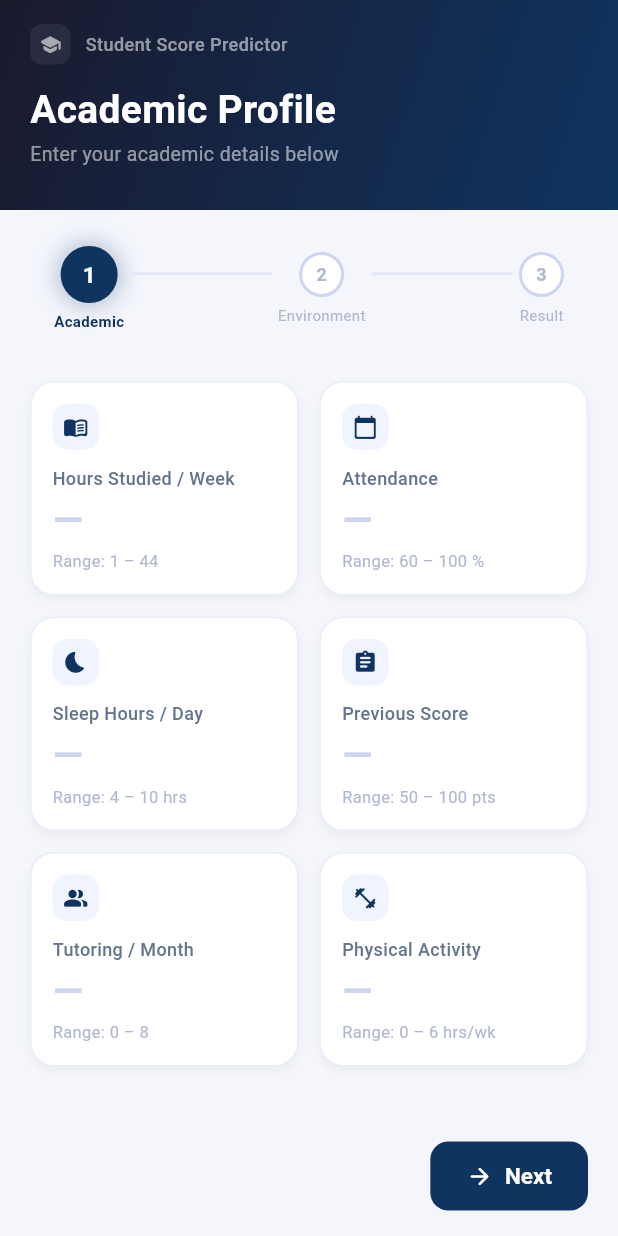
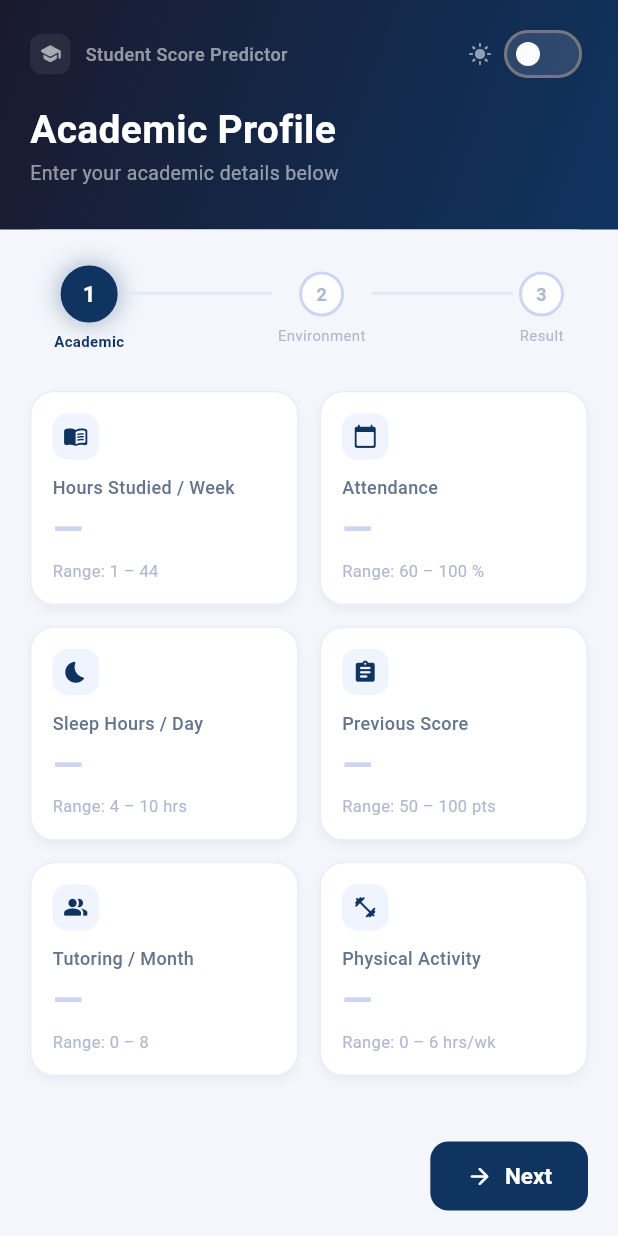
Before and after one commit to Ebi-Tech/Mobile_Reg_App_Analysis, a Flutter app: the screen it shows after launch, on a phone screen of 412 x 824 dp. Run offline on Flutter 3.47's test engine with Material 3 defaults, Android fonts, the phone set to English and light mode, and no system bars; our stand-ins replace shared_preferences.

Commit message:
Enhance dark mode support across the Flutter app: update UI components, add dark mode toggle, and improve color schemes for better visibility.

```diff
--- a/linear_regression_model/summative/FlutterApp/lib/main.dart
+++ b/linear_regression_model/summative/FlutterApp/lib/main.dart
@@ -1,12 +1,36 @@
 import 'package:flutter/material.dart';
+import 'package:shared_preferences/shared_preferences.dart';
 import 'screens/prediction_screen.dart';
 
-void main() {
-  runApp(const StudentPredictorApp());
+void main() async {
+  WidgetsFlutterBinding.ensureInitialized();
+  final prefs = await SharedPreferences.getInstance();
+  final isDark = prefs.getBool('dark_mode') ?? false;
+  runApp(StudentPredictorApp(initialDarkMode: isDark));
 }
 
-class StudentPredictorApp extends StatelessWidget {
-  const StudentPredictorApp({super.key});
+class StudentPredictorApp extends StatefulWidget {
+  final bool initialDarkMode;
+  const StudentPredictorApp({super.key, required this.initialDarkMode});
+
+  @override
+  State<StudentPredictorApp> createState() => _StudentPredictorAppState();
+}
+
+class _StudentPredictorAppState extends State<StudentPredictorApp> {
+  late bool _isDarkMode;
+
+  @override
+  void initState() {
+    super.initState();
+    _isDarkMode = widget.initialDarkMode;
+  }
+
+  Future<void> _toggleDarkMode(bool value) async {
+    final prefs = await SharedPreferences.getInstance();
+    await prefs.setBool('dark_mode', value);
+    setState(() => _isDarkMode = value);
+  }
 
   @override
   Widget build(BuildContext context) {
@@ -28,7 +52,26 @@ class StudentPredictorApp extends StatelessWidget {
           color: Colors.white,
         ),
       ),
-      home: const PredictionScreen(),
+      darkTheme: ThemeData(
+        colorScheme: ColorScheme.fromSeed(
+          seedColor: const Color(0xFF0F3460),
+          brightness: Brightness.dark,
+        ),
+        useMaterial3: true,
+        scaffoldBackgroundColor: const Color(0xFF121212),
+        cardTheme: CardThemeData(
+          elevation: 2,
+          shape: RoundedRectangleBorder(
+            borderRadius: BorderRadius.circular(16),
+          ),
+          color: const Color(0xFF1E1E2E),
+        ),
+      ),
+      themeMode: _isDarkMode ? ThemeMode.dark : ThemeMode.light,
+      home: PredictionScreen(
+        isDarkMode: _isDarkMode,
+        onToggleDarkMode: _toggleDarkMode,
+      ),
     );
   }
 }
--- a/linear_regression_model/summative/FlutterApp/lib/screens/prediction_screen.dart
+++ b/linear_regression_model/summative/FlutterApp/lib/screens/prediction_screen.dart
@@ -6,7 +6,14 @@ import '../widgets/chip_selector.dart';
 import '../widgets/result_card.dart';
 
 class PredictionScreen extends StatefulWidget {
-  const PredictionScreen({super.key});
+  final bool isDarkMode;
+  final void Function(bool) onToggleDarkMode;
+
+  const PredictionScreen({
+    super.key,
+    required this.isDarkMode,
+    required this.onToggleDarkMode,
+  });
 
   @override
   State<PredictionScreen> createState() => _PredictionScreenState();
@@ -241,15 +248,18 @@ class _PredictionScreenState extends State<PredictionScreen> {
 
   Widget _buildStep2() {
     if (_isLoading) {
-      return const Center(
+      final mutedColor = Theme.of(context).brightness == Brightness.dark
+          ? const Color(0xFF94A3B8)
+          : const Color(0xFF64748B);
+      return Center(
         child: Column(
           mainAxisSize: MainAxisSize.min,
           children: [
-            CircularProgressIndicator(color: _kNavy, strokeWidth: 3),
-            SizedBox(height: 20),
+            const CircularProgressIndicator(color: _kNavy, strokeWidth: 3),
+            const SizedBox(height: 20),
             Text(
               'Analysing student profile…',
-              style: TextStyle(color: Color(0xFF64748B), fontSize: 14),
+              style: TextStyle(color: mutedColor, fontSize: 14),
             ),
           ],
         ),
@@ -305,14 +315,16 @@ class _PredictionScreenState extends State<PredictionScreen> {
             currentStep: _currentStep,
             titles: _stepTitles,
             subtitles: _stepSubs,
+            isDarkMode: widget.isDarkMode,
+            onToggleDarkMode: widget.onToggleDarkMode,
           ),
 
-          // ── White content area (rounded top) ─────────────────────────────
+          // ── Content area (rounded top) ────────────────────────────────────
           Expanded(
             child: Container(
-              decoration: const BoxDecoration(
-                color: Color(0xFFF4F6FC),
-                borderRadius: BorderRadius.only(
+              decoration: BoxDecoration(
+                color: Theme.of(context).scaffoldBackgroundColor,
+                borderRadius: const BorderRadius.only(
                   topLeft:  Radius.circular(28),
                   topRight: Radius.circular(28),
                 ),
@@ -383,11 +395,15 @@ class _AppHeader extends StatelessWidget {
   final int currentStep;
   final List<String> titles;
   final List<String> subtitles;
+  final bool isDarkMode;
+  final void Function(bool) onToggleDarkMode;
 
   const _AppHeader({
     required this.currentStep,
     required this.titles,
     required this.subtitles,
+    required this.isDarkMode,
+    required this.onToggleDarkMode,
   });
 
   @override
@@ -434,6 +450,22 @@ class _AppHeader extends StatelessWidget {
                   fontWeight: FontWeight.w500,
                   letterSpacing: 0.3,
                 ),
+              ),
+              const Spacer(),
+              Icon(
+                isDarkMode ? Icons.dark_mode_rounded : Icons.light_mode_rounded,
+                color: Colors.white54,
+                size: 16,
+              ),
+              const SizedBox(width: 4),
+              Switch(
+                value: isDarkMode,
+                onChanged: onToggleDarkMode,
+                activeThumbColor: Colors.white,
+                activeTrackColor: Colors.white24,
+                inactiveThumbColor: Colors.white54,
+                inactiveTrackColor: Colors.white12,
+                materialTapTargetSize: MaterialTapTargetSize.shrinkWrap,
               ),
             ],
           ),
@@ -519,36 +551,41 @@ class _StepDot extends StatelessWidget {
 
   @override
   Widget build(BuildContext context) {
+    final isDark      = Theme.of(context).brightness == Brightness.dark;
     final isCompleted = current > index;
     final isActive    = current == index;
+
+    final inactiveDotBg     = isDark ? const Color(0xFF1E1E2E) : Colors.white;
+    final inactiveDotBorder = isDark ? const Color(0xFF4A5568) : const Color(0xFFCDD5F0);
+    final inactiveTextColor = isDark ? const Color(0xFF4A5568) : const Color(0xFFB0B8D0);
 
     return Column(
       children: [
         AnimatedContainer(
           duration: const Duration(milliseconds: 350),
-          curve: Curves.easeOutBack,
+          curve: Curves.easeOut,
           width:  isActive ? 38 : 30,
           height: isActive ? 38 : 30,
           decoration: BoxDecoration(
             shape: BoxShape.circle,
             color: isCompleted || isActive
                 ? const Color(0xFF0F3460)
-                : Colors.white,
+                : inactiveDotBg,
             border: Border.all(
               color: isCompleted || isActive
                   ? const Color(0xFF0F3460)
-                  : const Color(0xFFCDD5F0),
+                  : inactiveDotBorder,
               width: 2,
             ),
-            boxShadow: isActive
-                ? const [
-                    BoxShadow(
-                      color: Color(0x440F3460),
-                      blurRadius: 12,
-                      spreadRadius: 3,
-                    )
-                  ]
-                : null,
+            boxShadow: [
+              BoxShadow(
+                color: isActive
+                    ? const Color(0x440F3460)
+                    : Colors.transparent,
+                blurRadius: isActive ? 12.0 : 0.0,
+                spreadRadius: isActive ? 3.0 : 0.0,
+              ),
+            ],
           ),
           child: Center(
             child: isCompleted
@@ -557,7 +594,7 @@ class _StepDot extends StatelessWidget {
                 : Text(
                     '${index + 1}',
                     style: TextStyle(
-                      color: isActive ? Colors.white : const Color(0xFFB0B8D0),
+                      color: isActive ? Colors.white : inactiveTextColor,
                       fontWeight: FontWeight.bold,
                       fontSize: isActive ? 15 : 12,
                     ),
@@ -572,8 +609,8 @@ class _StepDot extends StatelessWidget {
             fontWeight:
                 isActive ? FontWeight.bold : FontWeight.normal,
             color: isActive
-                ? const Color(0xFF0F3460)
-                : const Color(0xFFB0B8D0),
+                ? (isDark ? Colors.white : const Color(0xFF0F3460))
+                : inactiveTextColor,
           ),
         ),
       ],
@@ -587,6 +624,9 @@ class _StepLine extends StatelessWidget {
 
   @override
   Widget build(BuildContext context) {
+    final isDark = Theme.of(context).brightness == Brightness.dark;
+    final inactiveColor = isDark ? const Color(0xFF2D3748) : const Color(0xFFE2E8F5);
+
     return Expanded(
       child: Padding(
         padding: const EdgeInsets.only(bottom: 20, left: 4, right: 4),
@@ -594,9 +634,7 @@ class _StepLine extends StatelessWidget {
           duration: const Duration(milliseconds: 400),
           height: 2,
           decoration: BoxDecoration(
-            color: filled
-                ? const Color(0xFF0F3460)
-                : const Color(0xFFE2E8F5),
+            color: filled ? const Color(0xFF0F3460) : inactiveColor,
             borderRadius: BorderRadius.circular(1),
           ),
         ),
@@ -633,12 +671,14 @@ class _NavBar extends StatelessWidget {
           // Left: Back or Try Again
           if (currentStep == 1)
             _outlineBtn(
+              context: context,
               icon: Icons.arrow_back_rounded,
               label: 'Back',
               onTap: onBack,
             ),
           if (currentStep == 2)
             _outlineBtn(
+              context: context,
               icon: Icons.refresh_rounded,
               label: 'Try Again',
               onTap: onReset,
@@ -668,6 +708,7 @@ class _NavBar extends StatelessWidget {
               label: Text(currentStep == 0 ? 'Next' : 'Predict Score'),
               style: FilledButton.styleFrom(
                 backgroundColor: const Color(0xFF0F3460),
+                foregroundColor: Colors.white,
                 padding: const EdgeInsets.symmetric(
                     vertical: 14, horizontal: 24),
                 shape: RoundedRectangleBorder(
@@ -685,18 +726,22 @@ class _NavBar extends StatelessWidget {
   }
 
   Widget _outlineBtn({
+    required BuildContext context,
     required IconData icon,
     required String label,
     required VoidCallback onTap,
   }) {
+    final isDark = Theme.of(context).brightness == Brightness.dark;
+    final btnColor = isDark ? Colors.white70 : const Color(0xFF0F3460);
+
     return OutlinedButton.icon(
       onPressed: onTap,
       icon: Icon(icon, size: 18),
       label: Text(label),
       style: OutlinedButton.styleFrom(
         padding: const EdgeInsets.symmetric(vertical: 14, horizontal: 20),
-        side: const BorderSide(color: Color(0xFF0F3460)),
-        foregroundColor: const Color(0xFF0F3460),
+        side: BorderSide(color: btnColor),
+        foregroundColor: btnColor,
         shape: RoundedRectangleBorder(
           borderRadius: BorderRadius.circular(12),
         ),
--- a/linear_regression_model/summative/FlutterApp/lib/widgets/numeric_card.dart
+++ b/linear_regression_model/summative/FlutterApp/lib/widgets/numeric_card.dart
@@ -30,23 +30,32 @@ class _NumericCardState extends State<NumericCard> {
 
   @override
   Widget build(BuildContext context) {
+    final isDark = Theme.of(context).brightness == Brightness.dark;
+    final cardBg         = isDark ? const Color(0xFF1E1E2E) : Colors.white;
+    final unfocusedBorder = isDark ? const Color(0xFF2D3748) : const Color(0xFFE8EDF8);
+    final iconBadgeBg    = isDark ? const Color(0xFF2D3748) : const Color(0xFFF0F4FF);
+    final labelColor     = isDark ? const Color(0xFF94A3B8) : const Color(0xFF64748B);
+    final inputTextColor = isDark ? Colors.white : const Color(0xFF1A1A2E);
+    final hintColor      = isDark ? const Color(0xFF4A5568) : const Color(0xFFCDD5F0);
+    final rangeColor     = isDark ? const Color(0xFF4A5568) : const Color(0xFFB0B8D0);
+
     return Focus(
       onFocusChange: (f) => setState(() => _focused = f),
       child: AnimatedContainer(
         duration: const Duration(milliseconds: 200),
         curve: Curves.easeOut,
         decoration: BoxDecoration(
-          color: Colors.white,
+          color: cardBg,
           borderRadius: BorderRadius.circular(16),
           border: Border.all(
-            color: _focused ? _kNavy : const Color(0xFFE8EDF8),
+            color: _focused ? _kNavy : unfocusedBorder,
             width: _focused ? 2 : 1,
           ),
           boxShadow: [
             BoxShadow(
               color: _focused
                   ? _kNavy.withAlpha(35)
-                  : Colors.black.withAlpha(10),
+                  : Colors.black.withAlpha(isDark ? 30 : 10),
               blurRadius: _focused ? 14 : 4,
               offset: const Offset(0, 3),
             ),
@@ -62,13 +71,15 @@ class _NumericCardState extends State<NumericCard> {
               duration: const Duration(milliseconds: 200),
               padding: const EdgeInsets.all(7),
               decoration: BoxDecoration(
-                color: _focused ? _kNavy : const Color(0xFFF0F4FF),
+                color: _focused ? _kNavy : iconBadgeBg,
                 borderRadius: BorderRadius.circular(10),
               ),
               child: Icon(
                 widget.icon,
                 size: 17,
-                color: _focused ? Colors.white : _kNavy,
+                color: _focused
+                    ? Colors.white
+                    : (isDark ? const Color(0xFF94A3B8) : _kNavy),
               ),
             ),
             const SizedBox(height: 10),
@@ -76,9 +87,9 @@ class _NumericCardState extends State<NumericCard> {
             // Field label
             Text(
               widget.label,
-              style: const TextStyle(
+              style: TextStyle(
                 fontSize: 12,
-                color: Color(0xFF64748B),
+                color: labelColor,
                 fontWeight: FontWeight.w500,
               ),
             ),
@@ -89,10 +100,10 @@ class _NumericCardState extends State<NumericCard> {
               controller: widget.controller,
               keyboardType: TextInputType.number,
               inputFormatters: [FilteringTextInputFormatter.digitsOnly],
-              style: const TextStyle(
+              style: TextStyle(
                 fontSize: 26,
                 fontWeight: FontWeight.bold,
-                color: Color(0xFF1A1A2E),
+                color: inputTextColor,
                 height: 1.2,
               ),
               decoration: InputDecoration(
@@ -100,10 +111,10 @@ class _NumericCardState extends State<NumericCard> {
                 contentPadding: EdgeInsets.zero,
                 isDense: true,
                 hintText: '—',
-                hintStyle: const TextStyle(
+                hintStyle: TextStyle(
                   fontSize: 26,
                   fontWeight: FontWeight.bold,
-                  color: Color(0xFFCDD5F0),
+                  color: hintColor,
                   height: 1.2,
                 ),
                 errorStyle: const TextStyle(fontSize: 10, height: 1.2),
@@ -124,7 +135,7 @@ class _NumericCardState extends State<NumericCard> {
             Text(
               'Range: ${widget.min} – ${widget.max}'
               '${widget.unit != null ? ' ${widget.unit}' : ''}',
-              style: const TextStyle(fontSize: 11, color: Color(0xFFB0B8D0)),
+              style: TextStyle(fontSize: 11, color: rangeColor),
             ),
           ],
         ),
--- a/linear_regression_model/summative/FlutterApp/pubspec.yaml
+++ b/linear_regression_model/summative/FlutterApp/pubspec.yaml
@@ -33,6 +33,7 @@ dependencies:
 
   cupertino_icons: ^1.0.8
   http: ^1.2.1
+  shared_preferences: ^2.3.3
 
 dev_dependencies:
   flutter_test:
```
Also changed, not shown: linear_regression_model/summative/FlutterApp/lib/widgets/chip_selector.dart (+13 -5 lines), linear_regression_model/summative/FlutterApp/lib/widgets/result_card.dart (+25 -8 lines), linear_regression_model/summative/FlutterApp/pubspec.lock, 2 other files.
